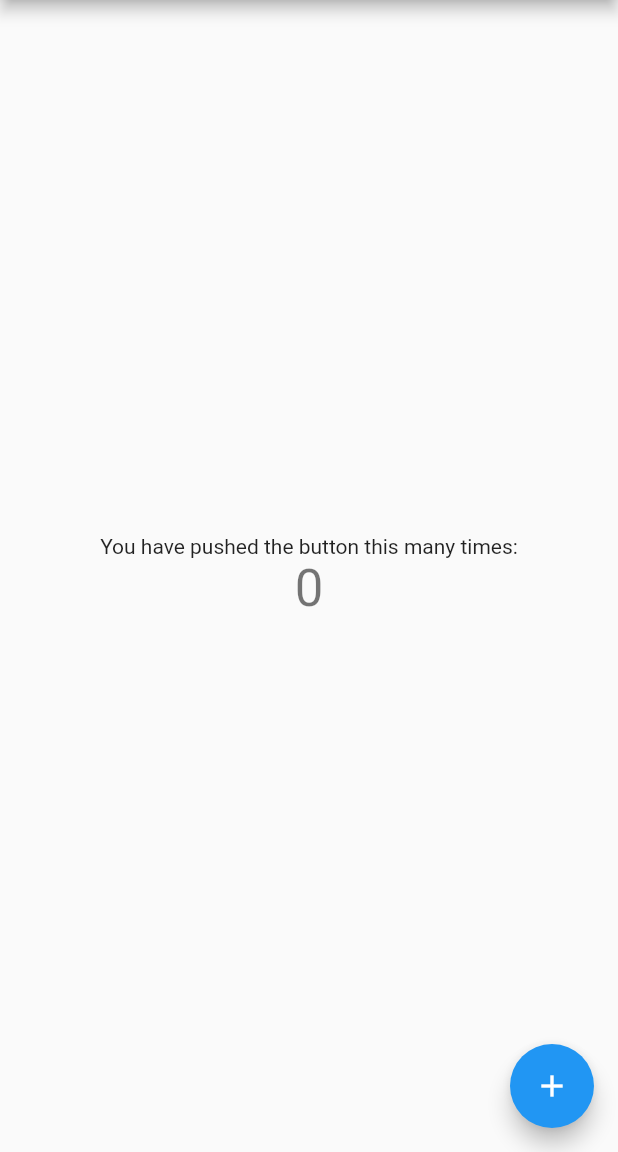
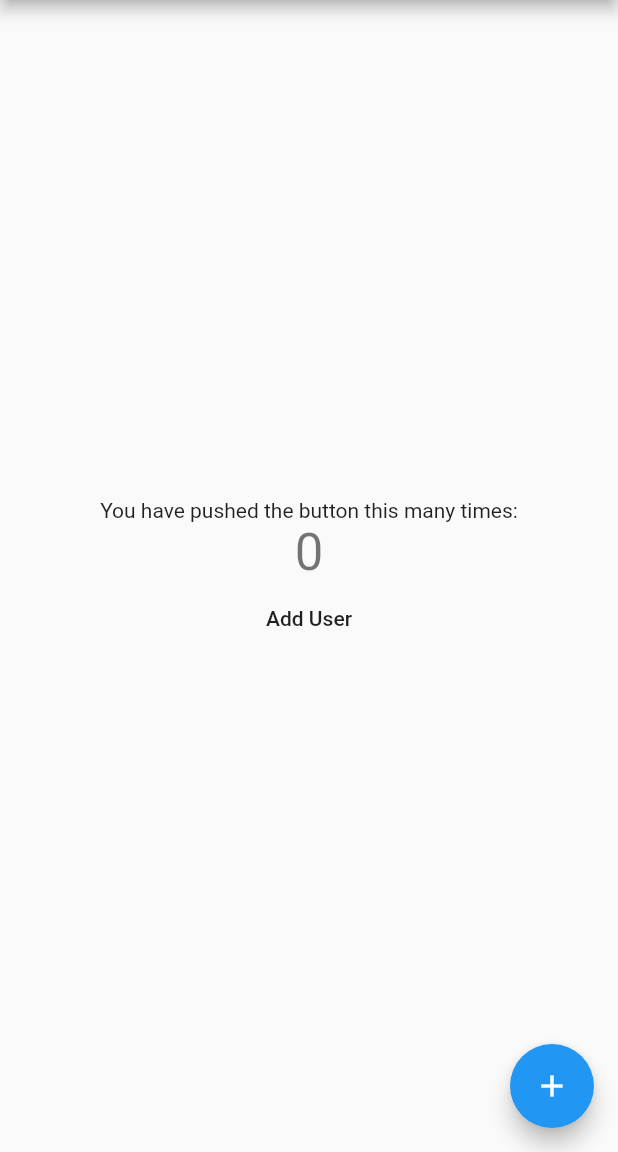
Before and after one commit to ElectricRat/SigmaAlphaSierra, a Flutter app: the screen it shows after launch, on a phone screen of 412 x 824 dp, the part 84-1236 px from its top. Run offline on Flutter 3.47's test engine with Material 2 defaults, Android fonts, the phone set to English and light mode, and no system bars; our stand-ins replace cloud_firestore, firebase_core; accounts and stored records are empty.

Commit message:
Added sample database manipulation

```diff
--- a/lib/FirebaseFunctions.dart
+++ b/lib/FirebaseFunctions.dart
@@ -0,0 +1,37 @@
+import 'package:flutter/material.dart';
+
+// Import the firebase_core and cloud_firestore plugin
+import 'package:firebase_core/firebase_core.dart';
+import 'package:cloud_firestore/cloud_firestore.dart';
+
+class AddUser extends StatelessWidget {
+  final String name;
+  final String job;
+
+  AddUser(this.name, this.job);
+
+  @override
+  Widget build(BuildContext context) {
+    // Create a CollectionReference called users that references the firestore collection
+    CollectionReference profiles = FirebaseFirestore.instance.collection('Profiles');
+
+    Future<void> addUser() {
+      // Call the user's CollectionReference to add a new user
+      print("Added user");
+      return profiles
+          .add({
+        'Name': name, // John Doe
+        'Profession': job // 42
+      })
+          .then((value) => print("User Added"))
+          .catchError((error) => print("Failed to add user: $error"));
+    }
+
+    return FlatButton(
+      onPressed: addUser,
+      child: Text(
+        "Add User",
+      ),
+    );
+  }
+}
--- a/lib/main.dart
+++ b/lib/main.dart
@@ -1,6 +1,9 @@
 import 'package:flutter/material.dart';
 //firebase core import
 import 'package:firebase_core/firebase_core.dart';
+import 'package:cloud_firestore/cloud_firestore.dart';
+import 'FirebaseFunctions.dart';
+
 void main() {
   //hotfix for a bug
   WidgetsFlutterBinding.ensureInitialized();
@@ -25,7 +28,7 @@ class MyApp extends StatelessWidget {
           //"Container()" is just the pagebuilding equivalent of "null" AFAIK. Replace at will.
           print("error");
           print(snapshot.error);
-          return Container(); //"error" window?
+          return Container(); //todo: "error" window?
         }
 
         // Once complete, show your application
@@ -55,7 +58,7 @@ class MyApp extends StatelessWidget {
 
         // Otherwise, show something whilst waiting for initialization to complete
         print("loading");
-        return Container(); //"loading" window?
+        return Container(); //todo: "loading" window?
       },
     );
   }
@@ -134,6 +137,7 @@ class _MyHomePageState extends State<MyHomePage> {
               '$_counter',
               style: Theme.of(context).textTheme.headline4,
             ),
+        AddUser("John Bean", "Chiropractor"), //PLACEHOLDER: button that when pressed adds a user to database
           ],
         ),
       ),
--- a/pubspec.yaml
+++ b/pubspec.yaml
@@ -24,6 +24,7 @@ dependencies:
   flutter:
     sdk: flutter
   firebase_core: "0.5.0"
+  cloud_firestore: "^0.14.0+2"
 
 
   # The following adds the Cupertino Icons font to your application.
```
Also changed, not shown: pubspec.lock.
